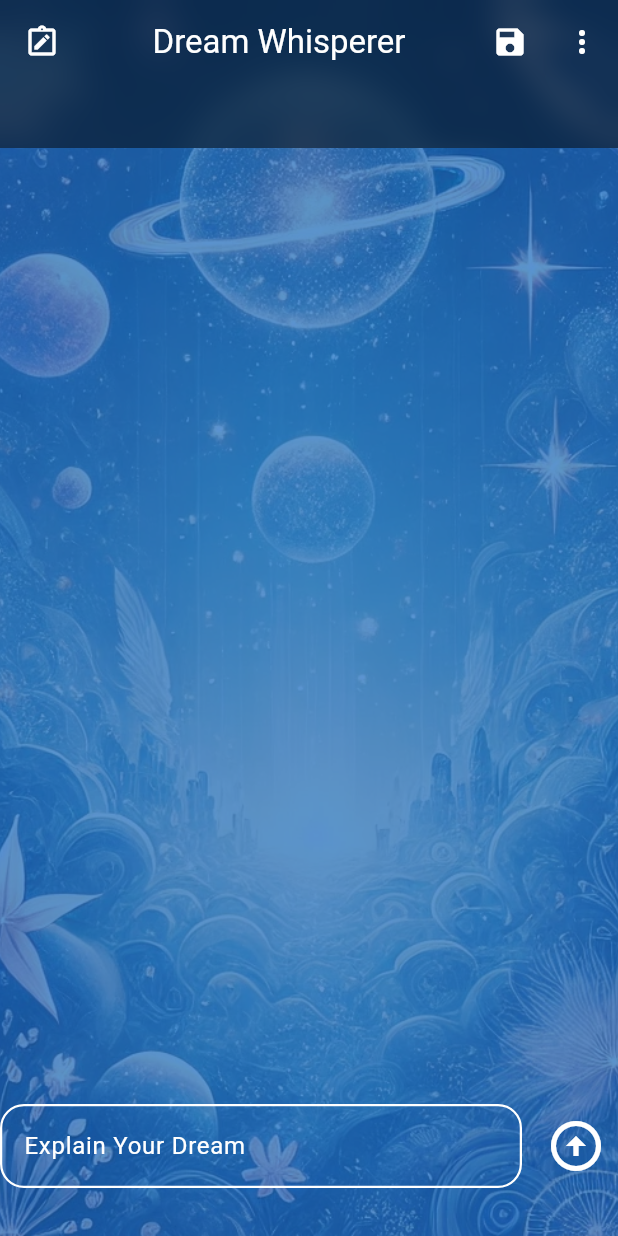
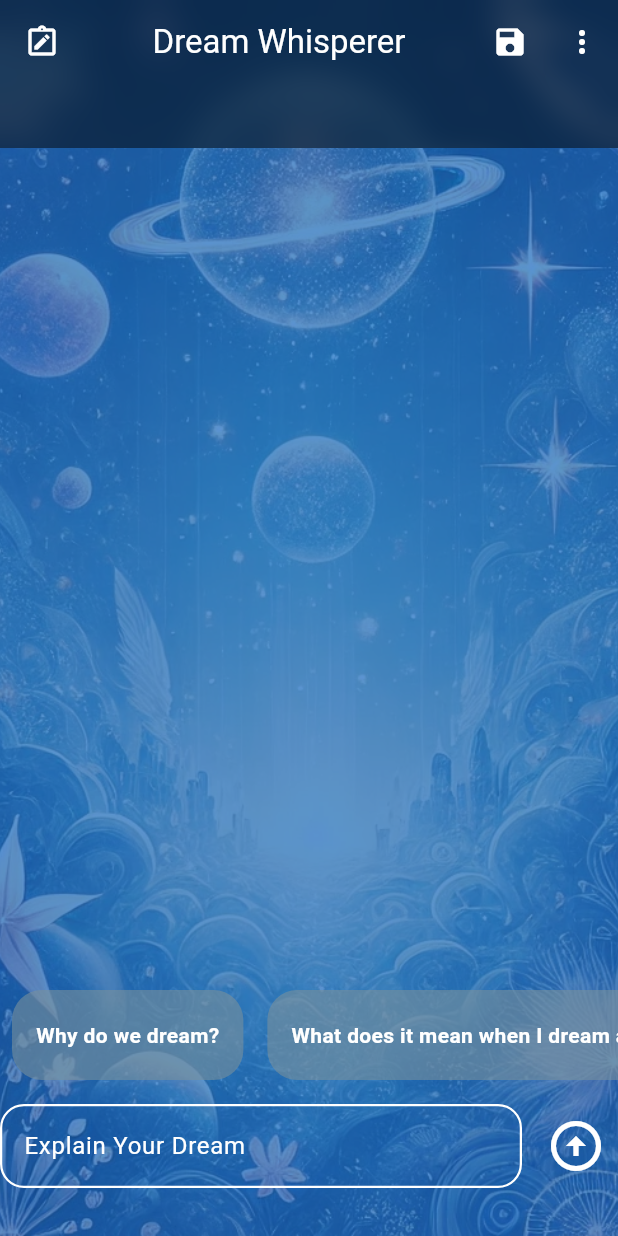
Before and after one commit to johnhcolani/Dream-Interpreter, a Flutter app: the screen it shows after launch, on a phone screen of 412 x 824 dp. Run offline on Flutter 3.47's test engine with Material 3 defaults, Android fonts, the phone set to English and light mode, and no system bars; our stand-ins replace animated_text_kit, flutter_dotenv, flutter_riverpod, google_generative_ai, sqflite; accounts and stored records are empty.

Commit message:
Added prepared prompt

```diff
--- a/lib/presentation_layer/screens/home_page.dart
+++ b/lib/presentation_layer/screens/home_page.dart
@@ -19,6 +19,17 @@ class _MyHomePageState extends ConsumerState<HomePage> {
   final TextEditingController controller = TextEditingController();
   final ScrollController _scrollController = ScrollController();
   List<Map<String, String>> _savedConversations = [];
+// Prepare your list of prompts
+  final List<String> prompts = [
+    "Why do we dream?",
+    "What does it mean when I dream about falling?",
+    "Can dreams predict the future?",
+    "What does it mean to dream of flying?",
+    "Why do nightmares happen?",
+    "How can I control my dreams?",
+    "Why do I keep dreaming about the same thing?",
+    "What does it mean to dream about water?",
+  ];
 
   @override
   void initState() {
@@ -150,6 +161,8 @@ class _MyHomePageState extends ConsumerState<HomePage> {
                       ),
                     ),
                   const SizedBox(height: 48),
+
+
                   Expanded(
                     child: QuestionsList(
                       state: state,
@@ -162,6 +175,46 @@ class _MyHomePageState extends ConsumerState<HomePage> {
                       child: CircularProgressIndicator(color: Colors.white),
                     ),
                   const SizedBox(height: 16),
+                  // New Horizontal Scrolling ListView
+                  // Hide prompts when the AI starts generating an answer
+                  if (!state.isLoading)
+                    SizedBox(
+                      height: 60,
+                      child: ListView.builder(
+                        scrollDirection: Axis.horizontal,
+                        itemCount: prompts.length,
+                        itemBuilder: (context, index) {
+                          return GestureDetector(
+                            onTap: () {
+                              controller.text = prompts[index];
+                            },
+                            child: Container(
+                              margin: const EdgeInsets.symmetric(horizontal: 8.0),
+                              padding: const EdgeInsets.symmetric(
+                                vertical: 10.0,
+                                horizontal: 16.0,
+                              ),
+                              decoration: BoxDecoration(
+                                color: Colors.blueGrey[400]?.withOpacity(0.6),
+                                borderRadius: BorderRadius.circular(20.0),
+                              ),
+                              child: Center(
+                                child: Text(
+                                  prompts[index],
+                                  style: const TextStyle(
+                                    color: Colors.white,
+                                    fontWeight: FontWeight.bold,
+                                  ),
+                                ),
+                              ),
+                            ),
+                          );
+                        },
+                      ),
+                    ),
+
+                  const SizedBox(height: 16), // Space between prompts and InputRow
+
                   InputRow(
                     controller: controller,
                     isLoading: state.isLoading,
```
